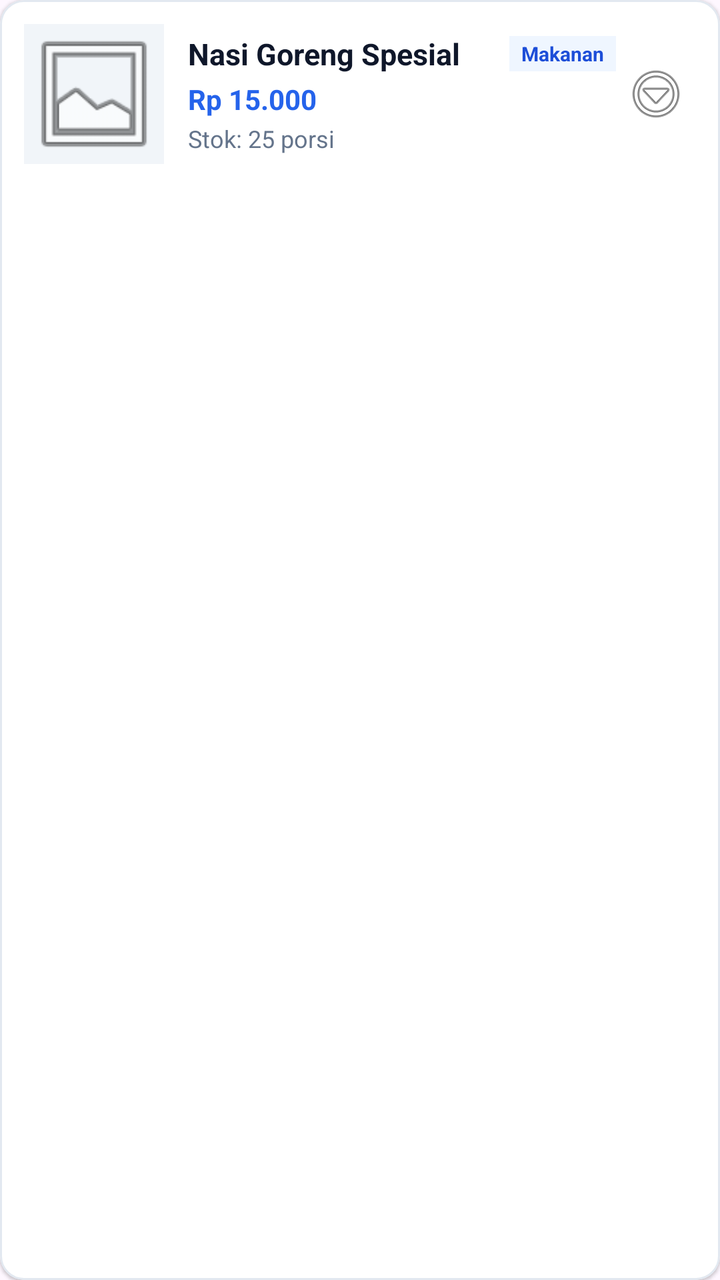
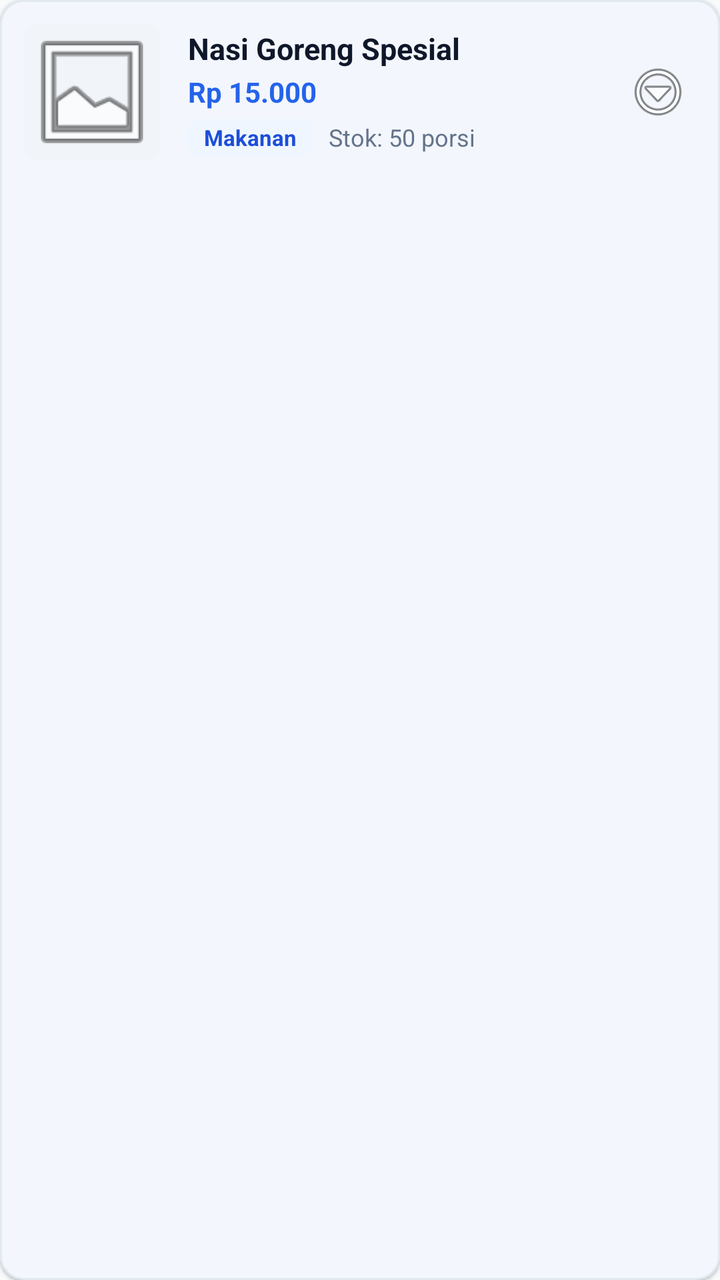

Two renders of the same Android screen: before a commit and after it. Below are the layout's source before the change and the commit's diff.
<!-- AndroidManifest.xml: application theme Theme.PmlUts -->
<!-- res/layout/item_kantin_menu.xml -->
<?xml version="1.0" encoding="utf-8"?>
<com.google.android.material.card.MaterialCardView xmlns:android="http://schemas.android.com/apk/res/android"
    xmlns:app="http://schemas.android.com/apk/res-auto"
    android:layout_width="match_parent"
    android:layout_height="wrap_content"
    android:layout_marginHorizontal="16dp"
    android:layout_marginVertical="6dp"
    app:cardCornerRadius="12dp"
    app:cardElevation="1dp"
    app:strokeColor="#E2E8F0"
    app:strokeWidth="1dp"
    app:cardBackgroundColor="#FFFFFF">

    <LinearLayout
        android:layout_width="match_parent"
        android:layout_height="wrap_content"
        android:orientation="horizontal"
        android:padding="12dp"
        android:gravity="center_vertical">

        <ImageView
            android:id="@+id/imgMenu"
            android:layout_width="70dp"
            android:layout_height="70dp"
            android:scaleType="centerCrop"
            android:src="@android:drawable/ic_menu_gallery"
            android:background="#F1F5F9" />

        <LinearLayout
            android:layout_width="0dp"
            android:layout_height="wrap_content"
            android:layout_weight="1"
            android:layout_marginStart="12dp"
            android:orientation="vertical">

            <LinearLayout
                android:layout_width="match_parent"
                android:layout_height="wrap_content"
                android:orientation="horizontal"
                android:gravity="center_vertical">

                <TextView
                    android:id="@+id/tvNamaMenu"
                    android:layout_width="0dp"
                    android:layout_height="wrap_content"
                    android:layout_weight="1"
                    android:text="Nasi Goreng Spesial"
                    android:textColor="#0F172A"
                    android:textSize="15sp"
                    android:textStyle="bold" />

                <TextView
                    android:id="@+id/tvKategoriBadge"
                    android:layout_width="wrap_content"
                    android:layout_height="wrap_content"
                    android:background="#EFF6FF"
                    android:textColor="#1D4ED8"
                    android:paddingHorizontal="6dp"
                    android:paddingVertical="2dp"
                    android:text="Makanan"
                    android:textSize="10sp"
                    android:textStyle="bold" />
            </LinearLayout>

            <TextView
                android:id="@+id/tvHargaMenu"
                android:layout_width="wrap_content"
                android:layout_height="wrap_content"
                android:layout_marginTop="3dp"
                android:text="Rp 15.000"
                android:textColor="#2563EB"
                android:textSize="14sp"
                android:textStyle="bold" />

            <TextView
                android:id="@+id/tvStockMenu"
                android:layout_width="wrap_content"
                android:layout_height="wrap_content"
                android:layout_marginTop="2dp"
                android:text="Stok: 25 porsi"
                android:textColor="#64748B"
                android:textSize="12sp" />
        </LinearLayout>

        
        <ImageButton
            android:id="@+id/btnMenuAction"
            android:layout_width="40dp"
            android:layout_height="40dp"
            android:background="?attr/selectableItemBackgroundBorderless"
            android:src="@android:drawable/ic_menu_more" />

    </LinearLayout>
</com.google.android.material.card.MaterialCardView>
<!-- resources referenced by this layout -->
<resources>
  <style name="Theme.PmlUts" parent="Theme.Material3.DayNight.NoActionBar">
          
          <item name="colorPrimary">#2563EB</item>
          <item name="colorPrimaryVariant">#1D4ED8</item>
          <item name="colorOnPrimary">#FFFFFF</item>
          
          <item name="colorSecondary">#10B981</item>
          <item name="colorSecondaryVariant">#059669</item>
          <item name="colorOnSecondary">#FFFFFF</item>
          
          <item name="android:statusBarColor">#1E293B</item>
          <item name="android:windowLightStatusBar">false</item>
      </style>
</resources>

<!-- the commit's change to res/layout/item_kantin_menu.xml (unified diff, before → after) -->
@@ -18,77 +18,92 @@
         android:padding="12dp"
         android:gravity="center_vertical">
 
-        <ImageView
-            android:id="@+id/imgMenu"
-            android:layout_width="70dp"
-            android:layout_height="70dp"
-            android:scaleType="centerCrop"
-            android:src="@android:drawable/ic_menu_gallery"
-            android:background="#F1F5F9" />
+        
+        <com.google.android.material.card.MaterialCardView
+            android:layout_width="68dp"
+            android:layout_height="68dp"
+            app:cardCornerRadius="8dp"
+            app:cardElevation="0dp"
+            app:strokeWidth="0dp"
+            app:cardBackgroundColor="#F1F5F9">
 
+            <ImageView
+                android:id="@+id/imgMenu"
+                android:layout_width="match_parent"
+                android:layout_height="match_parent"
+                android:scaleType="centerCrop"
+                android:src="@android:drawable/ic_menu_gallery" />
+        </com.google.android.material.card.MaterialCardView>
+
+        
         <LinearLayout
             android:layout_width="0dp"
             android:layout_height="wrap_content"
             android:layout_weight="1"
-            android:layout_marginStart="12dp"
+            android:layout_marginStart="14dp"
             android:orientation="vertical">
 
+            <TextView
+                android:id="@+id/tvNamaMenu"
+                android:layout_width="wrap_content"
+                android:layout_height="wrap_content"
+                android:text="Nasi Goreng Spesial"
+                android:textColor="#0F172A"
+                android:textSize="15sp"
+                android:textStyle="bold"
+                android:maxLines="1"
+                android:ellipsize="end" />
+
+            <TextView
+                android:id="@+id/tvHargaMenu"
+                android:layout_width="wrap_content"
+                android:layout_height="wrap_content"
+                android:layout_marginTop="2dp"
+                android:text="Rp 15.000"
+                android:textColor="#2563EB"
+                android:textSize="14sp"
+                android:textStyle="bold" />
+
+            
             <LinearLayout
-                android:layout_width="match_parent"
+                android:layout_width="wrap_content"
                 android:layout_height="wrap_content"
+                android:layout_marginTop="4dp"
                 android:orientation="horizontal"
                 android:gravity="center_vertical">
-
-                <TextView
-                    android:id="@+id/tvNamaMenu"
-                    android:layout_width="0dp"
-                    android:layout_height="wrap_content"
-                    android:layout_weight="1"
-                    android:text="Nasi Goreng Spesial"
-                    android:textColor="#0F172A"
-                    android:textSize="15sp"
-                    android:textStyle="bold" />
 
                 <TextView
                     android:id="@+id/tvKategoriBadge"
                     android:layout_width="wrap_content"
                     android:layout_height="wrap_content"
-                    android:background="#EFF6FF"
+                    android:background="@drawable/bg_badge_kategori"
                     android:textColor="#1D4ED8"
-                    android:paddingHorizontal="6dp"
+                    android:paddingHorizontal="8dp"
                     android:paddingVertical="2dp"
                     android:text="Makanan"
-                    android:textSize="10sp"
+                    android:textSize="11sp"
                     android:textStyle="bold" />
+
+                <TextView
+                    android:id="@+id/tvStockMenu"
+                    android:layout_width="wrap_content"
+                    android:layout_height="wrap_content"
+                    android:layout_marginStart="8dp"
+                    android:text="Stok: 50 porsi"
+                    android:textColor="#64748B"
+                    android:textSize="12sp" />
             </LinearLayout>
-
-            <TextView
-                android:id="@+id/tvHargaMenu"
-                android:layout_width="wrap_content"
-                android:layout_height="wrap_content"
-                android:layout_marginTop="3dp"
-                android:text="Rp 15.000"
-                android:textColor="#2563EB"
-                android:textSize="14sp"
-                android:textStyle="bold" />
-
-            <TextView
-                android:id="@+id/tvStockMenu"
-                android:layout_width="wrap_content"
-                android:layout_height="wrap_content"
-                android:layout_marginTop="2dp"
-                android:text="Stok: 25 porsi"
-                android:textColor="#64748B"
-                android:textSize="12sp" />
         </LinearLayout>
 
         
         <ImageButton
             android:id="@+id/btnMenuAction"
-            android:layout_width="40dp"
-            android:layout_height="40dp"
+            android:layout_width="38dp"
+            android:layout_height="38dp"
+            android:padding="8dp"
             android:background="?attr/selectableItemBackgroundBorderless"
-            android:src="@android:drawable/ic_menu_more" />
+            android:src="@android:drawable/ic_menu_more"
+            android:contentDescription="Menu Opsi" />
 
     </LinearLayout>
 </com.google.android.material.card.MaterialCardView>
<!-- resource entries referenced after the edit -->
@@ -1,17 +1,42 @@
 <!-- resources referenced by this layout -->
 <resources>
-  <style name="Theme.PmlUts" parent="Theme.Material3.DayNight.NoActionBar">
+  <!-- drawable bg_badge_kategori (drawable) -->
+  <?xml version="1.0" encoding="utf-8"?>
+  <shape xmlns:android="http://schemas.android.com/apk/res/android"
+      android:shape="rectangle">
+      <corners android:radius="6dp" />
+      <solid android:color="#EFF6FF" />
+  </shape>
+  <style name="Theme.PmlUts" parent="Theme.Material3.Light.NoActionBar">
           
-          <item name="colorPrimary">#2563EB</item>
-          <item name="colorPrimaryVariant">#1D4ED8</item>
+          <item name="colorPrimary">@color/primary_blue</item>
+          <item name="colorPrimaryVariant">@color/primary_blue_dark</item>
           <item name="colorOnPrimary">#FFFFFF</item>
           
-          <item name="colorSecondary">#10B981</item>
+          <item name="colorSecondary">@color/accent_green</item>
           <item name="colorSecondaryVariant">#059669</item>
           <item name="colorOnSecondary">#FFFFFF</item>
           
           <item name="android:statusBarColor">#1E293B</item>
           <item name="android:windowLightStatusBar">false</item>
+          <item name="android:forceDarkAllowed" tools:targetApi="q">false</item>
+  
+          
+          <item name="android:colorBackground">@color/bg_screen</item>
+          <item name="colorSurface">@color/bg_card</item>
+          <item name="colorOnSurface">@color/text_primary</item>
+          <item name="android:textColorPrimary">@color/text_primary</item>
+          <item name="android:textColorSecondary">@color/text_secondary</item>
+          <item name="android:editTextColor">@color/text_primary</item>
+          <item name="android:textColorHint">@color/text_hint</item>
       </style>
+  <color name="primary_blue">#2563EB</color>
+  <color name="primary_blue_dark">#1D4ED8</color>
+  <color name="accent_green">#10B981</color>
+  <color name="bg_screen">#F8FAFC</color>
+  <color name="bg_card">#FFFFFF</color>
+  <color name="text_primary">#0F172A</color>
+  <color name="text_secondary">#64748B</color>
+  <color name="text_hint">#94A3B8</color>
 </resources>
 
